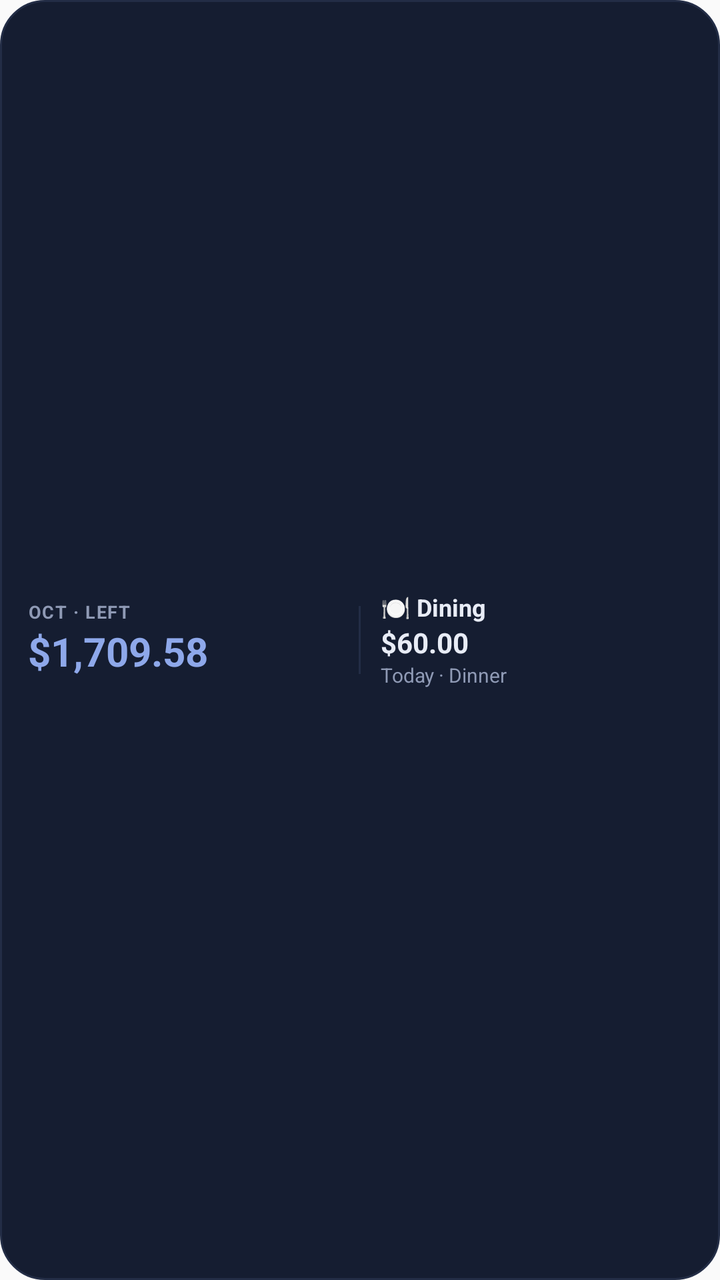
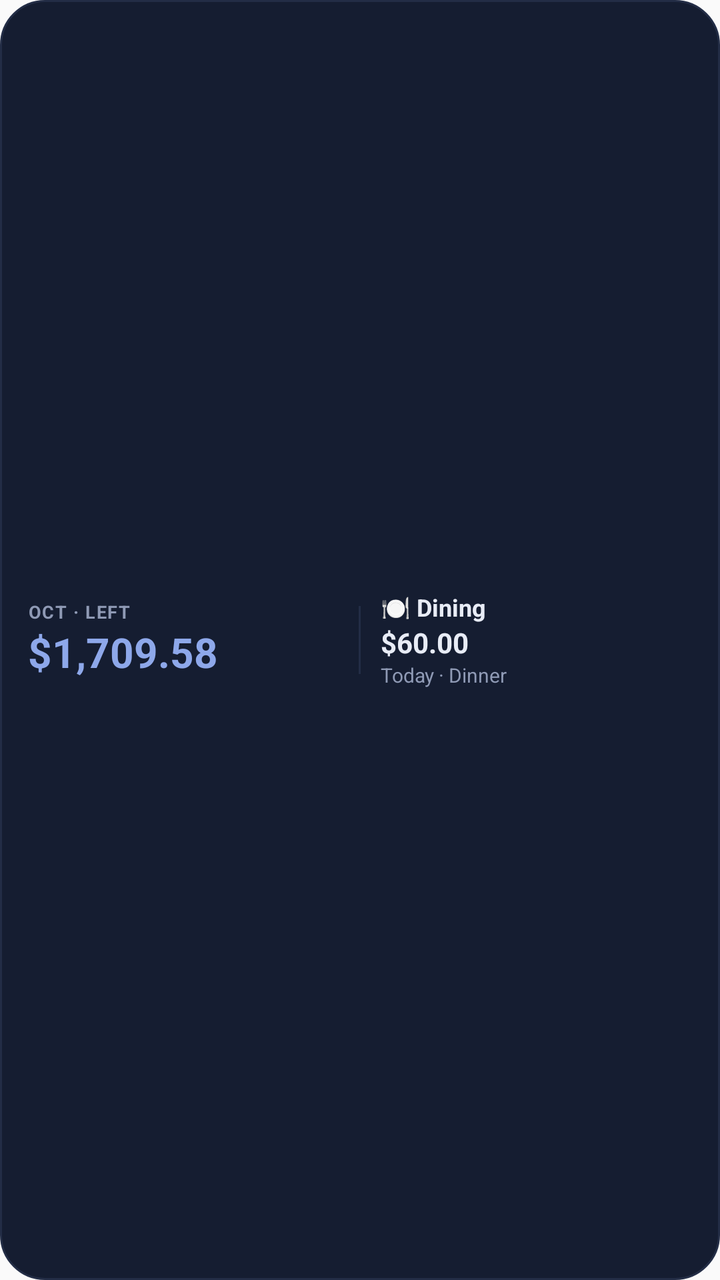

Compare the two renders of this Android layout. The source of the first and the diff that turns it into the second are given below.
<!-- AndroidManifest.xml: application theme AppTheme -->
<!-- res/layout/widget_last.xml -->
<?xml version="1.0" encoding="utf-8"?>
<LinearLayout xmlns:android="http://schemas.android.com/apk/res/android"
    android:id="@+id/widget_root"
    android:layout_width="match_parent"
    android:layout_height="match_parent"
    android:background="@drawable/widget_bg"
    android:gravity="center_vertical"
    android:orientation="horizontal"
    android:paddingStart="14dp"
    android:paddingTop="8dp"
    android:paddingEnd="14dp"
    android:paddingBottom="8dp">

    <LinearLayout
        android:layout_width="0dp"
        android:layout_height="wrap_content"
        android:layout_weight="1"
        android:orientation="vertical">

        <TextView
            android:id="@+id/widget_label"
            android:layout_width="match_parent"
            android:layout_height="wrap_content"
            android:ellipsize="end"
            android:letterSpacing="0.06"
            android:maxLines="1"
            android:text="OCT · LEFT"
            android:textColor="#8F9AB5"
            android:textSize="9sp"
            android:textStyle="bold" />

        <TextView
            android:id="@+id/widget_left"
            android:layout_width="match_parent"
            android:layout_height="28dp"
            android:autoSizeMaxTextSize="20sp"
            android:autoSizeMinTextSize="10sp"
            android:autoSizeTextType="uniform"
            android:maxLines="1"
            android:text="$1,709.58"
            android:textColor="#8EA8EA"
            android:textStyle="bold" />
    </LinearLayout>

    
    <FrameLayout
        android:layout_width="1dp"
        android:layout_height="34dp"
        android:layout_marginStart="10dp"
        android:layout_marginEnd="10dp"
        android:background="#232D46" />

    <LinearLayout
        android:id="@+id/widget_last"
        android:layout_width="0dp"
        android:layout_height="wrap_content"
        android:layout_weight="1"
        android:orientation="vertical">

        <TextView
            android:id="@+id/widget_last_title"
            android:layout_width="match_parent"
            android:layout_height="wrap_content"
            android:ellipsize="end"
            android:maxLines="1"
            android:text="🍽️ Dining"
            android:textColor="#E8ECF6"
            android:textSize="12sp"
            android:textStyle="bold" />

        <TextView
            android:id="@+id/widget_last_amount"
            android:layout_width="match_parent"
            android:layout_height="wrap_content"
            android:maxLines="1"
            android:text="$60.00"
            android:textColor="#E8ECF6"
            android:textSize="14sp"
            android:textStyle="bold" />

        <TextView
            android:id="@+id/widget_last_when"
            android:layout_width="match_parent"
            android:layout_height="wrap_content"
            android:ellipsize="end"
            android:maxLines="1"
            android:text="Today · Dinner"
            android:textColor="#8F9AB5"
            android:textSize="10sp" />
    </LinearLayout>
</LinearLayout>
<!-- resources referenced by this layout -->
<resources>
  <!-- drawable widget_bg (drawable) -->
  <?xml version="1.0" encoding="utf-8"?>
  <shape xmlns:android="http://schemas.android.com/apk/res/android" android:shape="rectangle">
      <solid android:color="#151D31" />
      <stroke android:width="1dp" android:color="#232D46" />
      <corners android:radius="22dp" />
  </shape>
  <style name="AppTheme" parent="Theme.AppCompat.Light.DarkActionBar">
          
          <item name="colorPrimary">@color/colorPrimary</item>
          <item name="colorPrimaryDark">@color/colorPrimaryDark</item>
          <item name="colorAccent">@color/colorAccent</item>
      </style>
</resources>

<!-- the commit's change to res/layout/widget_last.xml (unified diff, before → after) -->
@@ -33,7 +33,7 @@
             android:id="@+id/widget_left"
             android:layout_width="match_parent"
             android:layout_height="28dp"
-            android:autoSizeMaxTextSize="20sp"
+            android:autoSizeMaxTextSize="80sp"
             android:autoSizeMinTextSize="10sp"
             android:autoSizeTextType="uniform"
             android:maxLines="1"
@@ -44,6 +44,7 @@
 
     
     <FrameLayout
+        android:id="@+id/widget_divider"
         android:layout_width="1dp"
         android:layout_height="34dp"
         android:layout_marginStart="10dp"
